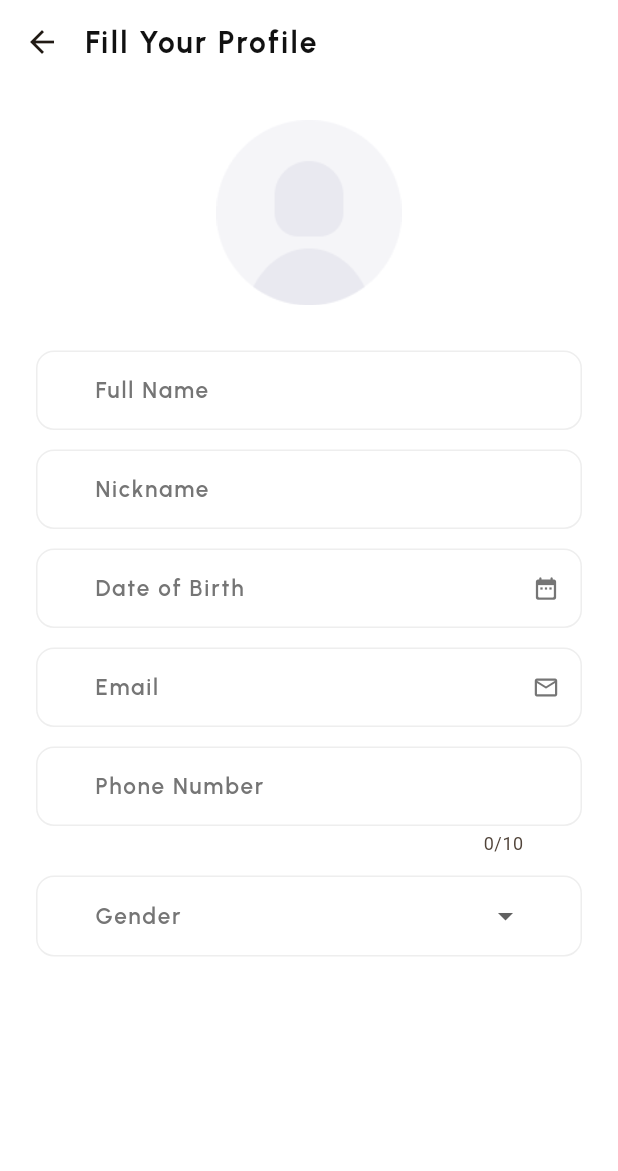
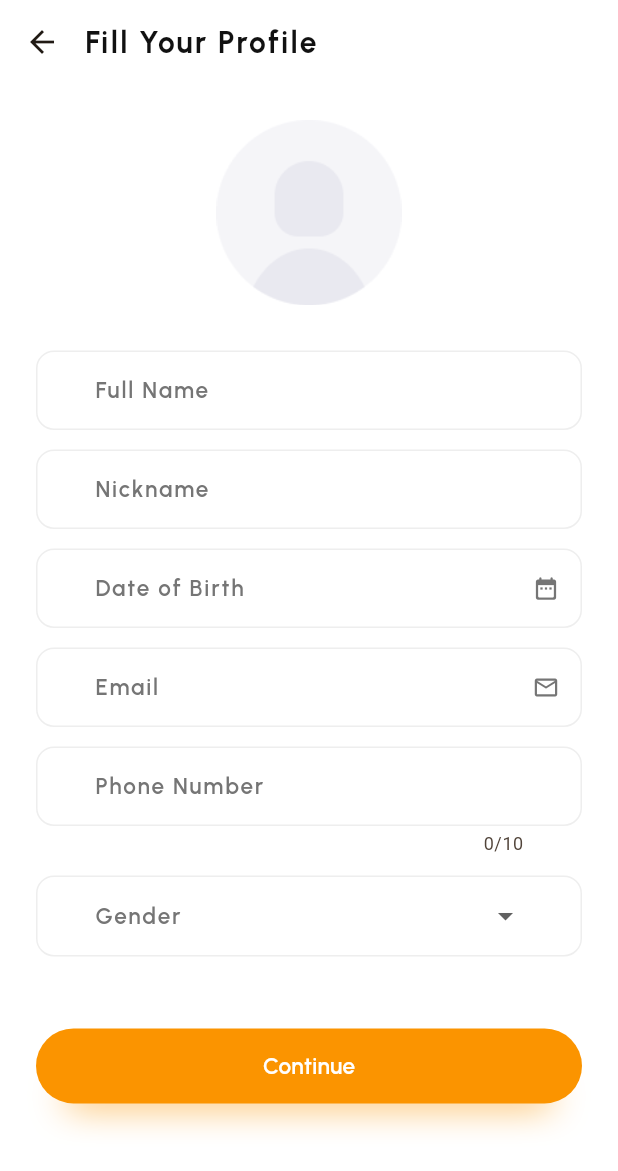
Before and after one commit to Gaurav-Kushwaha-1225/Casca, a Flutter app: the ProfileSetup screen opened directly with empty values, on a phone screen of 412 x 824 dp. Shown: the top 1171 px of the screen. Run offline on Flutter 3.47's test engine with Material 3 defaults, Android fonts, the light colour scheme and no system bars; our stand-ins replace go_router, google_fonts, sqflite; accounts and stored records are empty.

Commit message:
Continue Button added ProfileSetup Page

```diff
--- a/lib/screens/login_page/login_page_1/login_page_1.dart
+++ b/lib/screens/login_page/login_page_1/login_page_1.dart
@@ -6,7 +6,7 @@ import 'package:casca/screens/login_page/login_page_1/local_widgets/login_with_w
 import 'package:casca/screens/login_page/loca_widgets/main_text.dart';
 import 'package:casca/utils/routes_consts.dart';
 import 'package:casca/widgets/app_bar.dart';
-import 'package:casca/screens/login_page/loca_widgets/screen_width_button.dart';
+import 'package:casca/widgets/screen_width_button.dart';
 import 'package:flutter/material.dart';
 import 'package:flutter/services.dart';
 import 'package:go_router/go_router.dart';
--- a/lib/screens/login_page/login_page_2/login_page_2.dart
+++ b/lib/screens/login_page/login_page_2/login_page_2.dart
@@ -8,7 +8,7 @@ import 'package:casca/screens/login_page/loca_widgets/sign_in_options.dart';
 import 'package:casca/utils/consts.dart';
 import 'package:casca/utils/routes_consts.dart';
 import 'package:casca/widgets/app_bar.dart';
-import 'package:casca/screens/login_page/loca_widgets/screen_width_button.dart';
+import 'package:casca/widgets/screen_width_button.dart';
 import 'package:flutter/material.dart';
 import 'package:flutter/services.dart';
 import 'package:go_router/go_router.dart';
--- a/lib/screens/login_page/login_page_3/login_page_3.dart
+++ b/lib/screens/login_page/login_page_3/login_page_3.dart
@@ -7,7 +7,7 @@ import 'package:casca/screens/login_page/loca_widgets/remember_me_check_box.dart
 import 'package:casca/screens/login_page/loca_widgets/sign_in_options.dart';
 import 'package:casca/utils/consts.dart';
 import 'package:casca/widgets/app_bar.dart';
-import 'package:casca/screens/login_page/loca_widgets/screen_width_button.dart';
+import 'package:casca/widgets/screen_width_button.dart';
 import 'package:flutter/material.dart';
 import 'package:flutter/services.dart';
 import 'package:go_router/go_router.dart';
--- a/lib/screens/login_page/profile_setup/profile_setup.dart
+++ b/lib/screens/login_page/profile_setup/profile_setup.dart
@@ -1,8 +1,11 @@
 import 'dart:developer';
 
+import 'package:casca/utils/routes_consts.dart';
 import 'package:casca/widgets/app_bar.dart';
+import 'package:casca/widgets/screen_width_button.dart';
 import 'package:flutter/material.dart';
 import 'package:flutter/services.dart';
+import 'package:go_router/go_router.dart';
 import 'package:google_fonts/google_fonts.dart';
 
 import '../../../utils/consts.dart';
@@ -526,7 +529,22 @@ class _ProfileSetupState extends State<ProfileSetup> {
                 );
               })
               ),
-            ),],
+            ),
+            SliverToBoxAdapter(
+              child: Container(
+                margin: const EdgeInsets.only(bottom: 35),
+              ),
+            ),
+            SliverToBoxAdapter(
+              child: ScreenWidthButton(
+                text: "Continue",
+                route: CascaRoutesNames.testingPage,
+                buttonFunc: () {
+                  GoRouter.of(context).pushNamed(CascaRoutesNames.testingPage);
+                }
+              ),
+            ),
+          ],
         ));
   }
 }
```
